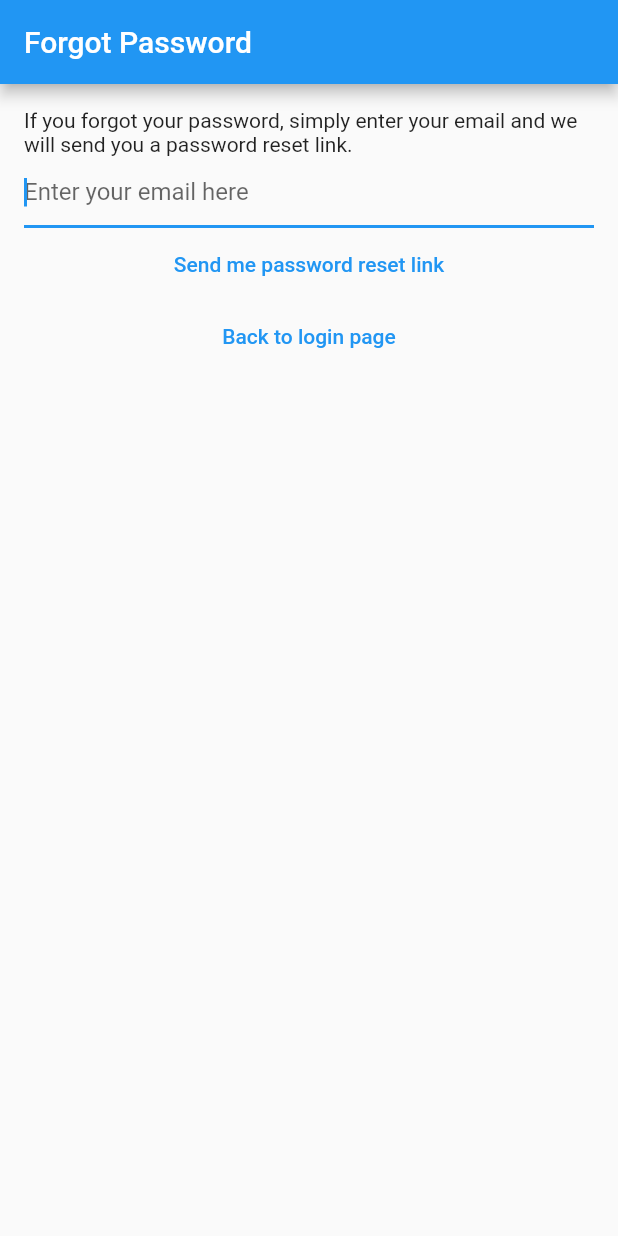
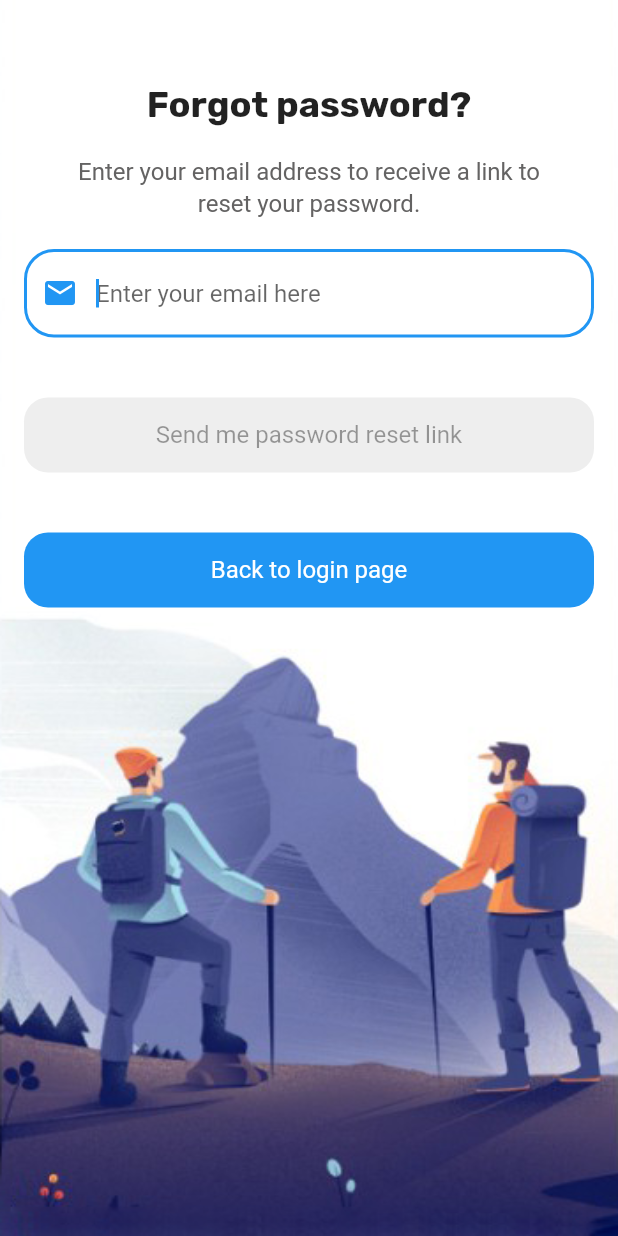
Before and after one commit to son3102k/wild_explorer, a Flutter app: the screen it shows after launch, after a tap on "I forgot my password", on a phone screen of 412 x 824 dp. Run offline on Flutter 3.47's test engine with Material 2 defaults, Android fonts, the phone set to English and light mode, and no system bars; our stand-ins replace bloc, equatable, firebase_auth, firebase_core, flutter_bloc, flutter_svg; accounts and stored records are empty; generated files the repository leaves out were written again; network calls fail.

Commit message:
forgot password screen done

```diff
--- a/lib/l10n/app_en.arb
+++ b/lib/l10n/app_en.arb
@@ -27,7 +27,7 @@
     "password_text_field_placeholder": "Enter your password here",
     "forgot_password": "Forgot Password",
     "forgot_password_view_generic_error": "We could not process your request. Please make sure that you are a registered user, or if not, register a user now by going back one step.",
-    "forgot_password_view_prompt": "If you forgot your password, simply enter your email and we will send you a password reset link.",
+    "forgot_password_view_prompt": "Enter your email address to receive a link to reset your password.",
     "forgot_password_view_send_me_link": "Send me password reset link",
     "forgot_password_view_back_to_login": "Back to login page",
     "register_error_weak_password": "This password is not secure enough. Please choose another password!",
--- a/lib/view/auth/forgot_password_view.dart
+++ b/lib/view/auth/forgot_password_view.dart
@@ -17,10 +17,12 @@ class ForgotPasswordView extends StatefulWidget {
 
 class _ForgotPasswordViewState extends State<ForgotPasswordView> {
   late final TextEditingController _controller;
+  bool isButtonEnabled = false;
 
   @override
   void initState() {
     _controller = TextEditingController();
+    _controller.addListener(updateButtonState);
     super.initState();
   }
 
@@ -28,6 +30,12 @@ class _ForgotPasswordViewState extends State<ForgotPasswordView> {
   void dispose() {
     _controller.dispose();
     super.dispose();
+  }
+
+  void updateButtonState() {
+    setState(() {
+      isButtonEnabled = _controller.text.isNotEmpty;
+    });
   }
 
   @override
@@ -46,33 +54,93 @@ class _ForgotPasswordViewState extends State<ForgotPasswordView> {
         }
       },
       child: Scaffold(
-        appBar: AppBar(
-          title: Text(context.loc.forgot_password),
+        resizeToAvoidBottomInset: false,
+        body: Container(
+          width: MediaQuery.of(context).size.width,
+          height: MediaQuery.of(context).size.height,
+          decoration: const BoxDecoration(
+            image: DecorationImage(
+                image: AssetImage('assets/images/background.png'),
+                fit: BoxFit.fill),
           ),
-        body: Padding(
+          child: Padding(
             padding: const EdgeInsets.all(16.0),
             child: SingleChildScrollView(
               child: Column(
                 children: [
-                Text(context.loc.forgot_password_view_prompt),
+                  const SizedBox(height: 40.0),
+                  const Align(
+                    alignment: Alignment.center,
+                    child: Text(
+                      'Forgot password?',
+                      style: TextStyle(
+                        fontSize: 24,
+                        fontFamily: 'Rubik',
+                        fontWeight: FontWeight.bold,
+                      ),
+                    ),
+                  ),
+                  const SizedBox(height: 20.0),
+                  SizedBox(
+                    width: MediaQuery.of(context).size.width * 0.75,
+                    child: Text(
+                      context.loc.forgot_password_view_prompt,
+                      style: const TextStyle(
+                        fontSize: 16,
+                        height: 1.3,
+                        color: Color.fromARGB(255, 100, 99, 99),
+                      ),
+                      textAlign: TextAlign.center,
+                    ),
+                  ),
+                  const SizedBox(height: 20.0),
                   TextField(
                     keyboardType: TextInputType.emailAddress,
                     autocorrect: false,
                     autofocus: true,
                     controller: _controller,
                     decoration: InputDecoration(
+                      border: OutlineInputBorder(
+                        borderRadius: BorderRadius.circular(20.0),
+                      ),
+                      prefixIcon: const Icon(Icons.email),
                       hintText: context.loc.email_text_field_placeholder,
                     ),
                   ),
+                  const SizedBox(height: 40.0),
                   TextButton(
-                    onPressed: () {
+                    style: TextButton.styleFrom(
+                      shape: RoundedRectangleBorder(
+                        borderRadius: BorderRadius.circular(16),
+                      ),
+                      fixedSize: const Size(double.maxFinite, 50),
+                      foregroundColor:
+                          !isButtonEnabled ? Colors.black26 : Colors.white,
+                      backgroundColor:
+                          !isButtonEnabled ? Colors.grey[200] : Colors.blue,
+                      textStyle: const TextStyle(fontSize: 16),
+                    ),
+                    onPressed: !isButtonEnabled
+                        ? null
+                        : () {
                             final email = _controller.text;
                             context
                                 .read<AuthBloc>()
                                 .add(AuthEventForgotPassword(email: email));
                           },
-                    child: Text(context.loc.forgot_password_view_send_me_link)),
+                    child: Text(context.loc.forgot_password_view_send_me_link),
+                  ),
+                  const SizedBox(height: 40.0),
                   TextButton(
+                      style: TextButton.styleFrom(
+                        shape: RoundedRectangleBorder(
+                          borderRadius: BorderRadius.circular(16),
+                        ),
+                        fixedSize: const Size(double.maxFinite, 50),
+                        foregroundColor: Colors.white,
+                        backgroundColor: Colors.blue,
+                        textStyle: const TextStyle(fontSize: 16),
+                      ),
                       onPressed: () {
                         context.read<AuthBloc>().add(
                               const AuthEventLogOut(),
@@ -85,6 +153,7 @@ class _ForgotPasswordViewState extends State<ForgotPasswordView> {
             ),
           ),
         ),
+      ),
     );
   }
 }
--- a/lib/view/auth/register_view.dart
+++ b/lib/view/auth/register_view.dart
@@ -188,12 +188,15 @@ class _RegisterViewState extends State<RegisterView> {
                       mainAxisAlignment: MainAxisAlignment.center,
                       children: [
                         IconButton(
+                          iconSize: 50,
                           icon: SvgPicture.asset(
                             'assets/icons/icons8-facebook.svg',
+                            fit: BoxFit.scaleDown,
                           ),
                           onPressed: () {},
                         ),
                         IconButton(
+                          iconSize: 46,
                           icon: SvgPicture.asset(
                             'assets/icons/icons8-google.svg',
                           ),
```
Also changed, not shown: assets/icons/icons8-facebook.svg, pubspec.lock. Lines whose indentation alone changed are shown as unchanged.
